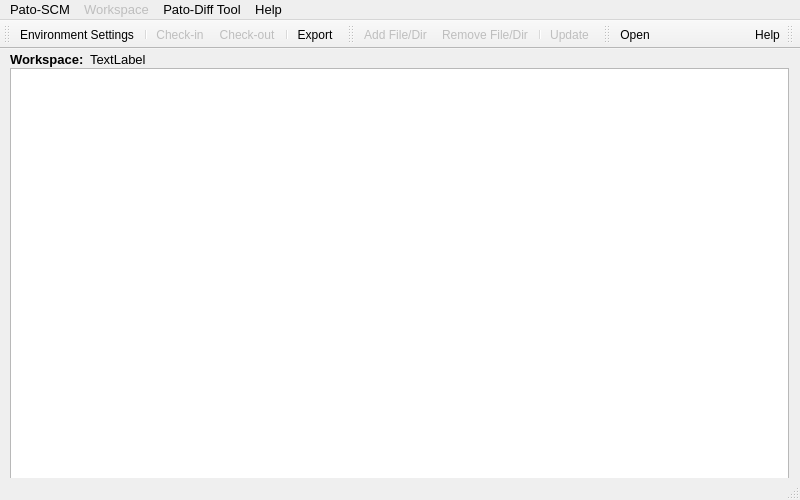
First picture: the form in patoGUI/mainwindow.ui, repository matherthal/pato-scm, before the edit.
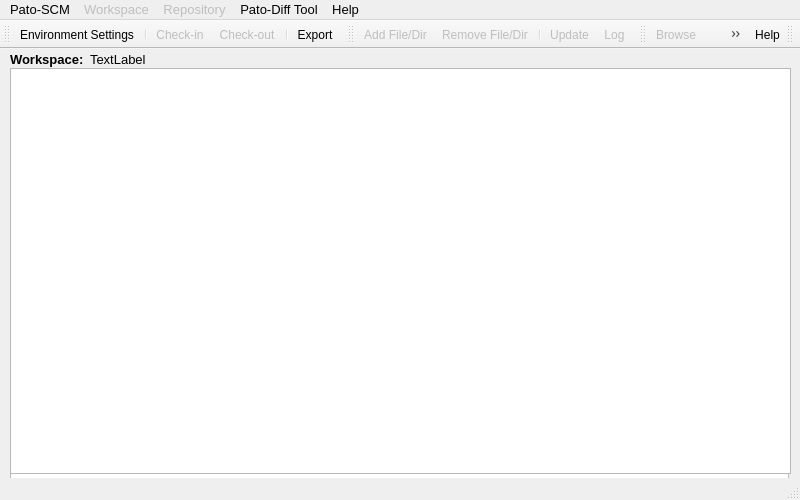
Second picture: the form after the edit. Icons and pictures are not drawn.

Commit message: Log and Browse functions.

Diff of the .ui file:
```diff
--- a/patoGUI/mainwindow.ui
+++ b/patoGUI/mainwindow.ui
@@ -2,6 +2,9 @@
 <ui version="4.0">
  <class>MainWindow</class>
  <widget class="QMainWindow" name="MainWindow">
+  <property name="enabled">
+   <bool>true</bool>
+  </property>
   <property name="geometry">
    <rect>
     <x>0</x>
@@ -91,6 +94,19 @@
      <string>TextLabel</string>
     </property>
    </widget>
+   <widget class="QTableView" name="tableView">
+    <property name="geometry">
+     <rect>
+      <x>10</x>
+      <y>19</y>
+      <width>781</width>
+      <height>406</height>
+     </rect>
+    </property>
+    <attribute name="verticalHeaderVisible">
+     <bool>false</bool>
+    </attribute>
+   </widget>
   </widget>
   <widget class="QMenuBar" name="menuBar">
    <property name="geometry">
@@ -143,15 +159,26 @@
     <addaction name="separator"/>
     <addaction name="actionUpdate"/>
    </widget>
-   <widget class="QMenu" name="menuPato_Diff_Tool">
+   <widget class="QMenu" name="menuPatoOthers">
     <property name="title">
      <string>Pato-Diff Tool</string>
     </property>
     <addaction name="actionOpen"/>
    </widget>
+   <widget class="QMenu" name="menuRepository">
+    <property name="enabled">
+     <bool>false</bool>
+    </property>
+    <property name="title">
+     <string>Repository</string>
+    </property>
+    <addaction name="actionBrowse"/>
+    <addaction name="actionRepLog"/>
+   </widget>
    <addaction name="menuPato_SCM"/>
    <addaction name="menuWorkspace"/>
-   <addaction name="menuPato_Diff_Tool"/>
+   <addaction name="menuRepository"/>
+   <addaction name="menuPatoOthers"/>
    <addaction name="menuHelp"/>
   </widget>
   <widget class="QStatusBar" name="statusBar">
@@ -183,6 +210,9 @@
    <addaction name="actionExport"/>
   </widget>
   <widget class="QToolBar" name="workspaceToolBar">
+   <property name="enabled">
+    <bool>true</bool>
+   </property>
    <property name="windowTitle">
     <string>toolBar</string>
    </property>
@@ -196,6 +226,7 @@
    <addaction name="actionRemove_File_Dir"/>
    <addaction name="separator"/>
    <addaction name="actionUpdate"/>
+   <addaction name="actionLog"/>
   </widget>
   <widget class="QToolBar" name="diffToolBar">
    <property name="windowTitle">
@@ -207,6 +238,7 @@
    <attribute name="toolBarBreak">
     <bool>false</bool>
    </attribute>
+   <addaction name="actionBrowse"/>
    <addaction name="actionOpen"/>
   </widget>
   <widget class="QToolBar" name="helpToolBar">
@@ -388,6 +420,54 @@
     <string>Open Pato-Diff Tool</string>
    </property>
   </action>
+  <action name="actionBrowse">
+   <property name="enabled">
+    <bool>false</bool>
+   </property>
+   <property name="icon">
+    <iconset resource="mainwindow.qrc">
+     <normaloff>:/new/icons/browse</normaloff>:/new/icons/browse</iconset>
+   </property>
+   <property name="text">
+    <string>Browse</string>
+   </property>
+   <property name="toolTip">
+    <string>Browse</string>
+   </property>
+   <property name="statusTip">
+    <string>Browse project at repository</string>
+   </property>
+  </action>
+  <action name="actionRepLog">
+   <property name="enabled">
+    <bool>false</bool>
+   </property>
+   <property name="icon">
+    <iconset resource="mainwindow.qrc">
+     <normaloff>:/new/icons/log</normaloff>:/new/icons/log</iconset>
+   </property>
+   <property name="text">
+    <string>Repository Log</string>
+   </property>
+   <property name="statusTip">
+    <string>See revisions log from repository</string>
+   </property>
+  </action>
+  <action name="actionLog">
+   <property name="enabled">
+    <bool>false</bool>
+   </property>
+   <property name="icon">
+    <iconset resource="mainwindow.qrc">
+     <normaloff>:/new/icons/log</normaloff>:/new/icons/log</iconset>
+   </property>
+   <property name="text">
+    <string>Log</string>
+   </property>
+   <property name="statusTip">
+    <string>Show revisions log</string>
+   </property>
+  </action>
  </widget>
  <layoutdefault spacing="6" margin="11"/>
  <resources>
```
Left out of the diff: 1 changed line with no effect on the pictures. The commit also changes 18 other files.
